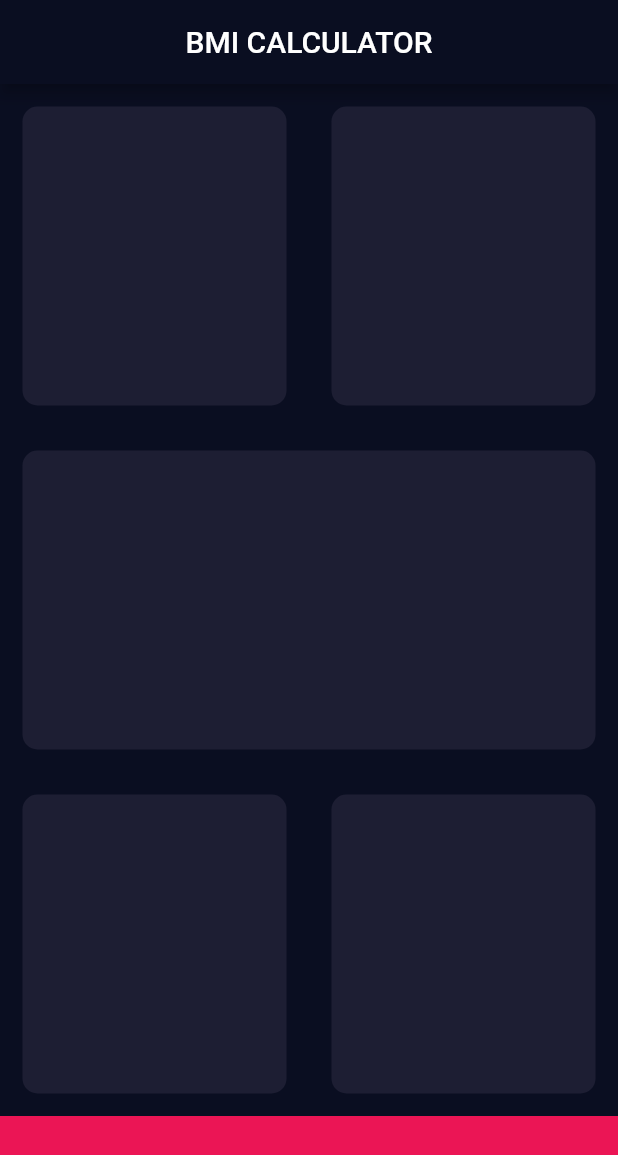
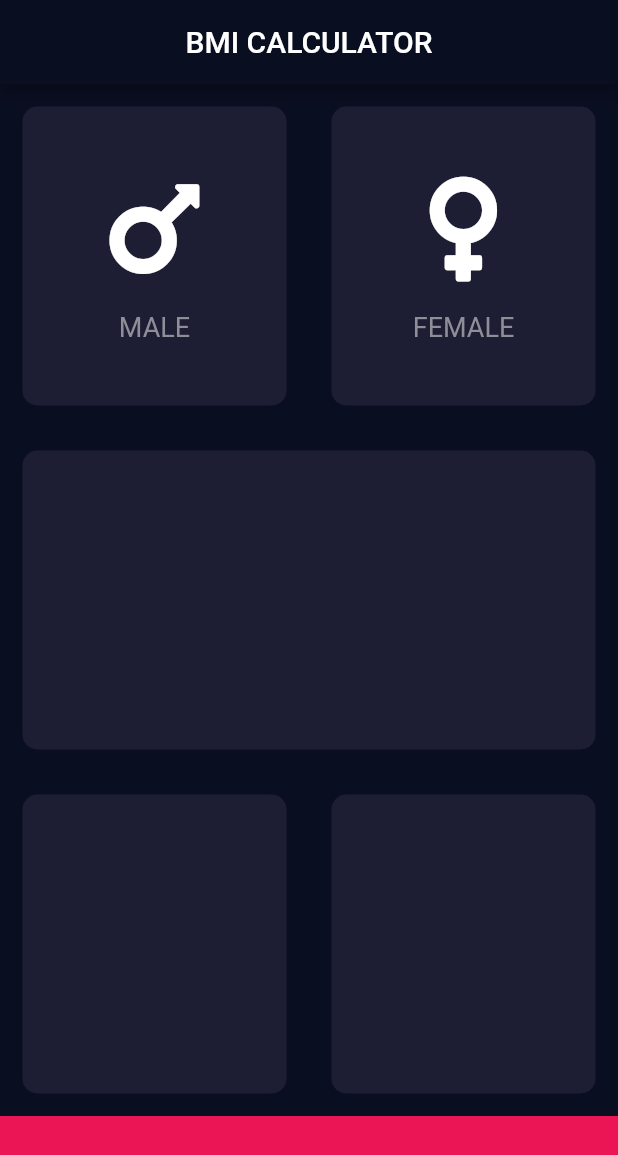
Before and after one commit to iamtasikul/BMI-Calculator, a Flutter app: the screen it shows after launch, on a phone screen of 412 x 824 dp. Shown: the top 1155 px of the screen. Run offline on Flutter 3.47's test engine with Material 2 defaults, Android fonts, the phone set to English and light mode, and no system bars; our stand-ins replace font_awesome_flutter.

```diff
--- /dev/null
+++ b/lib/icon_content.dart
@@ -0,0 +1,27 @@
+import 'package:flutter/material.dart';
+
+const labelTextStyle = TextStyle(
+  fontSize: 18.0,
+  color: Color(0xFF8D8E98),
+);
+
+class IconContent extends StatelessWidget {
+  IconContent({@required this.icon, this.label});
+
+  final IconData icon;
+  final String label;
+  @override
+  Widget build(BuildContext context) {
+    return Column(
+      mainAxisAlignment: MainAxisAlignment.center,
+      children: [
+        Icon(
+          icon,
+          size: 80.0,
+        ),
+        SizedBox(height: 15.0),
+        Text(label, style: labelTextStyle),
+      ],
+    );
+  }
+}
--- a/lib/input_page.dart
+++ b/lib/input_page.dart
@@ -1,4 +1,7 @@
 import 'package:flutter/material.dart';
+import 'package:font_awesome_flutter/font_awesome_flutter.dart';
+import 'icon_content.dart';
+import 'reusable_card.dart';
 
 const bottomContainerHeight = 80.0;
 const activeCardColor = Color(0xFF1D1E33);
@@ -25,11 +28,13 @@ class _InputPageState extends State<InputPage> {
               Expanded(
                 child: ReusableCard(
                   colour: activeCardColor,
+                  cardChild: IconContent(icon:FontAwesomeIcons.mars,label: 'MALE'),
                 ),
               ),
               Expanded(
                   child: ReusableCard(
                 colour: activeCardColor,
+                cardChild: IconContent(icon:FontAwesomeIcons.venus,label: 'FEMALE'),
               )),
             ],
           )),
@@ -60,19 +65,3 @@ class _InputPageState extends State<InputPage> {
     );
   }
 }
-
-class ReusableCard extends StatelessWidget {
-  ReusableCard({@required this.colour});
-  final Color colour;
-
-  @override
-  Widget build(BuildContext context) {
-    return Container(
-      margin: EdgeInsets.all(15.0),
-      decoration: BoxDecoration(
-        color: colour,
-        borderRadius: BorderRadius.circular(10.0),
-      ),
-    );
-  }
-}
--- /dev/null
+++ b/lib/reusable_card.dart
@@ -0,0 +1,20 @@
+import 'package:flutter/material.dart';
+
+class ReusableCard extends StatelessWidget {
+  ReusableCard({@required this.colour, this.cardChild});
+
+  final Color colour;
+  final Widget cardChild;
+
+  @override
+  Widget build(BuildContext context) {
+    return Container(
+      child: cardChild,
+      margin: EdgeInsets.all(15.0),
+      decoration: BoxDecoration(
+        color: colour,
+        borderRadius: BorderRadius.circular(10.0),
+      ),
+    );
+  }
+}
--- a/pubspec.yaml
+++ b/pubspec.yaml
@@ -13,6 +13,7 @@ dependencies:
     sdk: flutter
 
   cupertino_icons: ^1.0.0
+  font_awesome_flutter: ^8.11.0
 
 dev_dependencies:
   flutter_test:
```
Also changed, not shown: pubspec.lock.
